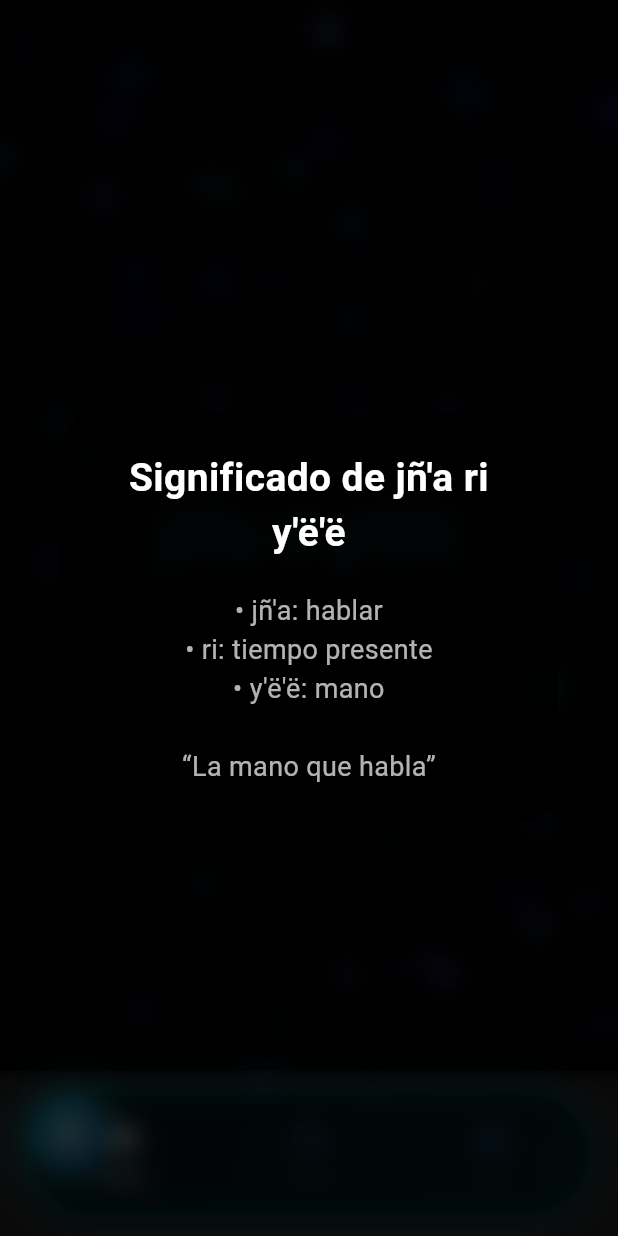
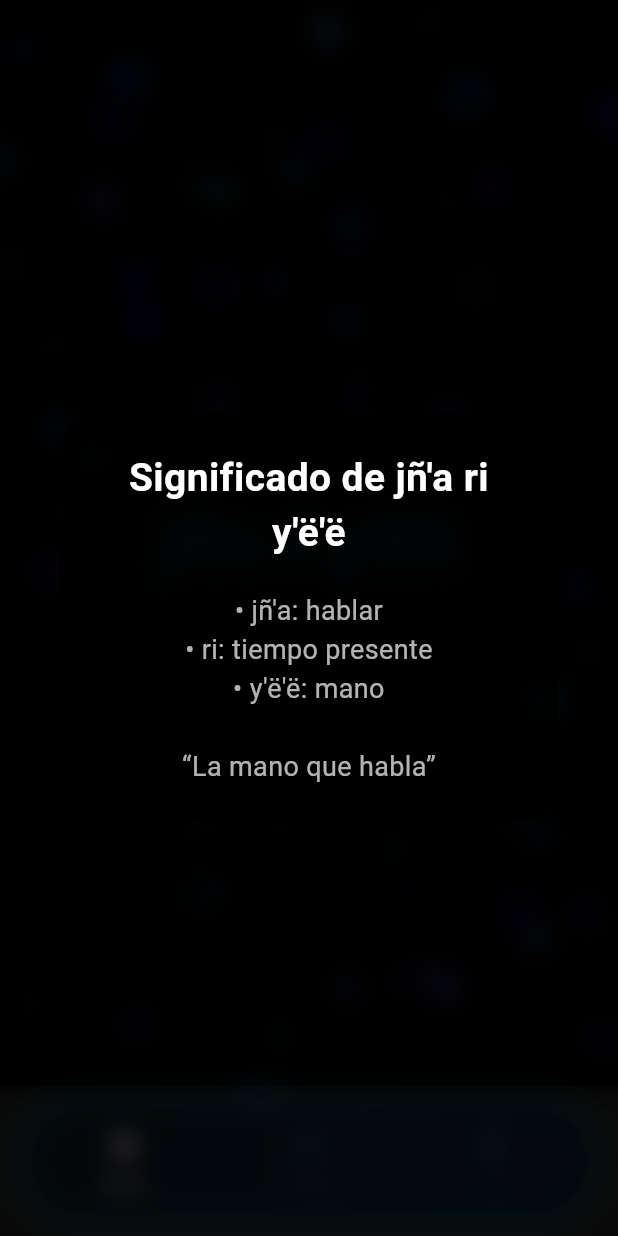
Before and after one commit to Jnaa-ri-yee/jnaa_ri_yee, a Flutter app: the screen it shows after launch, after a tap on "jñ'a ri y'ë'ë", on a phone screen of 412 x 824 dp. Run offline on Flutter 3.47's test engine with Material 3 defaults, Android fonts, the phone set to English and light mode, and no system bars; our stand-ins replace camera.

Commit message:
demo terminada

```diff
--- a/app/jnaa_ri_yee/lib/presentation/widgets/info/team_section.dart
+++ b/app/jnaa_ri_yee/lib/presentation/widgets/info/team_section.dart
@@ -52,23 +52,23 @@
       ),
       TeamMemberCard(
         name: "María Fernanda de Jesús Casimiro",
-        github: "https://github.com/AEUS-06",
-        linkedin: "",
+        github: "https://github.com/wiwiwifern",
+        linkedin: "Proximamente",
       ),
       TeamMemberCard(
         name: "Yoatzin Marelly Jiménez Hipólito",
         github: "https://github.com/MellyWrld-63",
-        linkedin: "",
+        linkedin: "Proximamente",
       ),
       TeamMemberCard(
         name: "Carlos Ramírez Zepeda",
         github: "https://github.com/rufus-raz",
-        linkedin: "",
+        linkedin: "Proximamente",
       ),
       TeamMemberCard(
         name: "Juan Florentino García",
         github: "https://github.com/zombie01j",
-        linkedin: "",
+        linkedin: "Proximamente",
       ),
     ]);
   }
--- a/app/jnaa_ri_yee/lib/presentation/widgets/neon_navbar.dart
+++ b/app/jnaa_ri_yee/lib/presentation/widgets/neon_navbar.dart
@@ -41,7 +41,6 @@
   State<NeonNavbar> createState() => _NeonNavbarState();
 }
 
-
 class _NeonNavbarState extends State<NeonNavbar>
     with SingleTickerProviderStateMixin {
   late AnimationController _controller;
@@ -53,9 +52,6 @@
     NavItem(icon: Icons.camera_alt_rounded, label: 'Cámara'),
     NavItem(icon: Icons.info_rounded, label: 'Info'),
   ];
-
-  double _indicatorPosition = 0.0;
-  final bool _isDragging = false;
 
   @override
   void initState() {
@@ -74,12 +70,6 @@
       begin: Colors.blueAccent.withOpacity(0.7),
       end: Colors.cyanAccent.withOpacity(0.9),
     ).animate(_controller);
-
-    WidgetsBinding.instance.addPostFrameCallback((_) {
-      setState(() {
-        _indicatorPosition = widget.currentIndex.toDouble();
-      });
-    });
   }
 
   @override
@@ -88,18 +78,18 @@
       animation: _controller,
       builder: (context, child) {
         return Container(
-          height: 80,
+          height: 70,
           margin: const EdgeInsets.symmetric(horizontal: 20, vertical: 15),
           decoration: BoxDecoration(
             gradient: LinearGradient(
               begin: Alignment.topLeft,
               end: Alignment.bottomRight,
               colors: [
-                Colors.black.withOpacity(0.8),
-                Colors.black.withOpacity(0.6),
+                const Color(0xFF1a1a2e).withOpacity(0.95),
+                const Color(0xFF16213e).withOpacity(0.95),
               ],
             ),
-            borderRadius: BorderRadius.circular(40),
+            borderRadius: BorderRadius.circular(35),
             border: Border.all(
               color: _colorAnimation.value!,
               width: 1.5,
@@ -117,100 +107,57 @@
               ),
             ],
           ),
-          child: Stack(
-            children: [
+          child: ClipRRect(
+            borderRadius: BorderRadius.circular(35),
+            child: Row(
+              children: _navItems.asMap().entries.map((entry) {
+                final index = entry.key;
+                final item = entry.value;
+                final isSelected = widget.currentIndex == index;
 
-              LayoutBuilder(builder: (context, constraints) {
-                final segmentWidth = constraints.maxWidth / _navItems.length;
-                final left = segmentWidth * _indicatorPosition + segmentWidth / 2 - 25;
-
-                return AnimatedPositioned(
-                  duration: _isDragging
-                      ? Duration.zero
-                      : const Duration(milliseconds: 400),
-                  curve: Curves.elasticOut,
-                  left: left,
-                  top: 10,
-                  child: Container(
-                    width: 50,
-                    height: 50,
-                    decoration: BoxDecoration(
-                      gradient: LinearGradient(
-                        colors: [
-                          _colorAnimation.value!,
-                          Colors.blueAccent.withOpacity(0.8),
-                        ],
-                        begin: Alignment.topLeft,
-                        end: Alignment.bottomRight,
-                      ),
-                      shape: BoxShape.circle,
-                      boxShadow: [
-                        BoxShadow(
-                          color: _colorAnimation.value!.withOpacity(0.8),
-                          blurRadius: _glowAnimation.value * 1.5,
-                          spreadRadius: 2,
-                        ),
-                      ],
-                    ),
-                    child: Icon(
-                      _navItems[widget.currentIndex].icon,
-                      color: Colors.white,
-                      size: 24,
-                    ),
-                  ),
-                );
-              }),
-
-
-              Row(
-                children: List.generate(_navItems.length, (index) {
-                  final isSelected = widget.currentIndex == index;
-                  return Expanded(
-                    child: GestureDetector(
-                      onTap: () => _onItemTapped(index),
-                      behavior: HitTestBehavior.opaque,
-                      child: SizedBox(
-                        height: double.infinity,
+                return Expanded(
+                  child: Material(
+                    color: Colors.transparent,
+                    child: InkWell(
+                      onTap: () => widget.onItemSelected(index),
+                      borderRadius: BorderRadius.circular(35),
+                      splashColor: Colors.cyanAccent.withOpacity(0.2),
+                      highlightColor: Colors.blueAccent.withOpacity(0.1),
+                      child: Center(
                         child: Column(
+                          mainAxisSize: MainAxisSize.min,
                           mainAxisAlignment: MainAxisAlignment.center,
                           children: [
                             Icon(
-                              _navItems[index].icon,
+                              item.icon,
                               color: isSelected
                                   ? Colors.white
                                   : Colors.blueAccent.withOpacity(0.5),
-                              size: isSelected ? 28 : 24,
+                              size: isSelected ? 26 : 24,
                             ),
                             const SizedBox(height: 4),
                             Text(
-                              _navItems[index].label,
+                              item.label,
                               style: TextStyle(
                                 color: isSelected
                                     ? Colors.white
                                     : Colors.blueAccent.withOpacity(0.7),
-                                fontSize: isSelected ? 12 : 10,
-                                fontWeight: isSelected ? FontWeight.bold : FontWeight.normal,
+                                fontSize: isSelected ? 12 : 11,
+                                fontWeight: isSelected ? FontWeight.w600 : FontWeight.normal,
                               ),
                             ),
                           ],
                         ),
                       ),
                     ),
-                  );
-                }),
-              ),
-            ],
+                  ),
+                );
+              }).toList(),
+            ),
           ),
         );
       },
     );
-  }
-
-  void _onItemTapped(int index) {
-    setState(() {
-      _indicatorPosition = index.toDouble();
-    });
-    widget.onItemSelected(index);
   }
 
   @override
```
Also changed, not shown: app/jnaa_ri_yee/pubspec.yaml (+8 -0 lines), app/jnaa_ri_yee/pubspec.lock.
